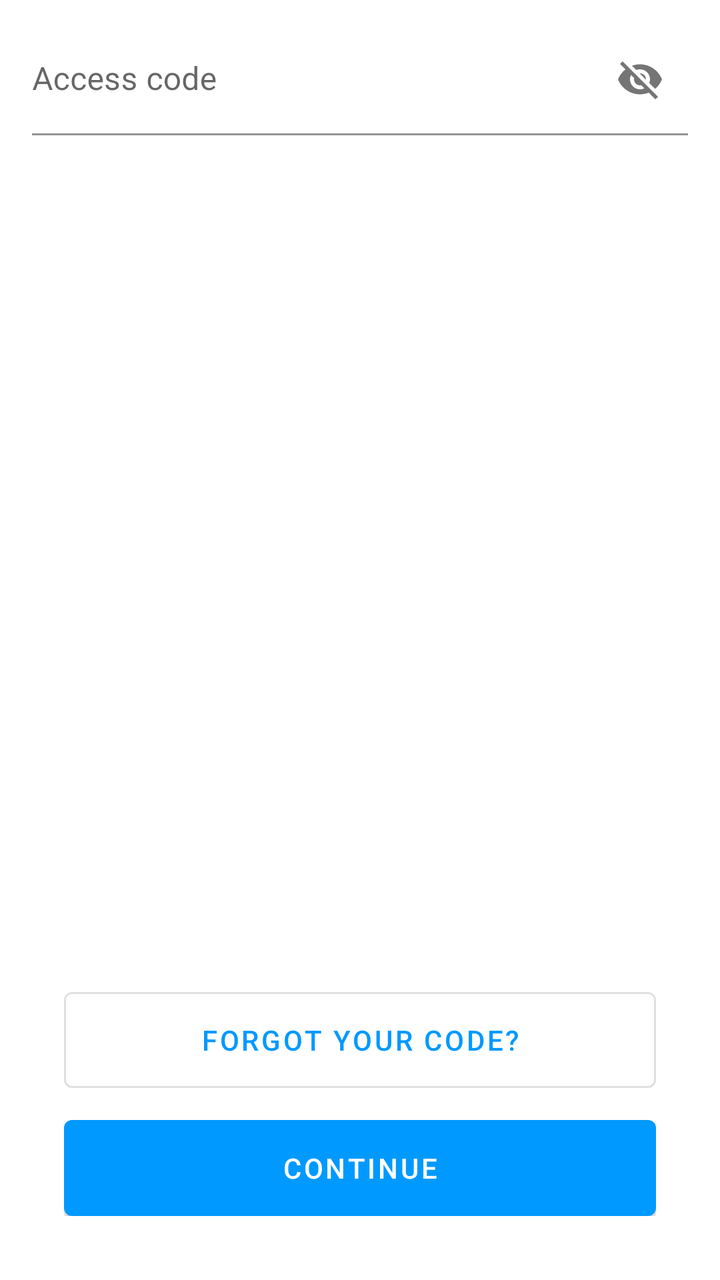
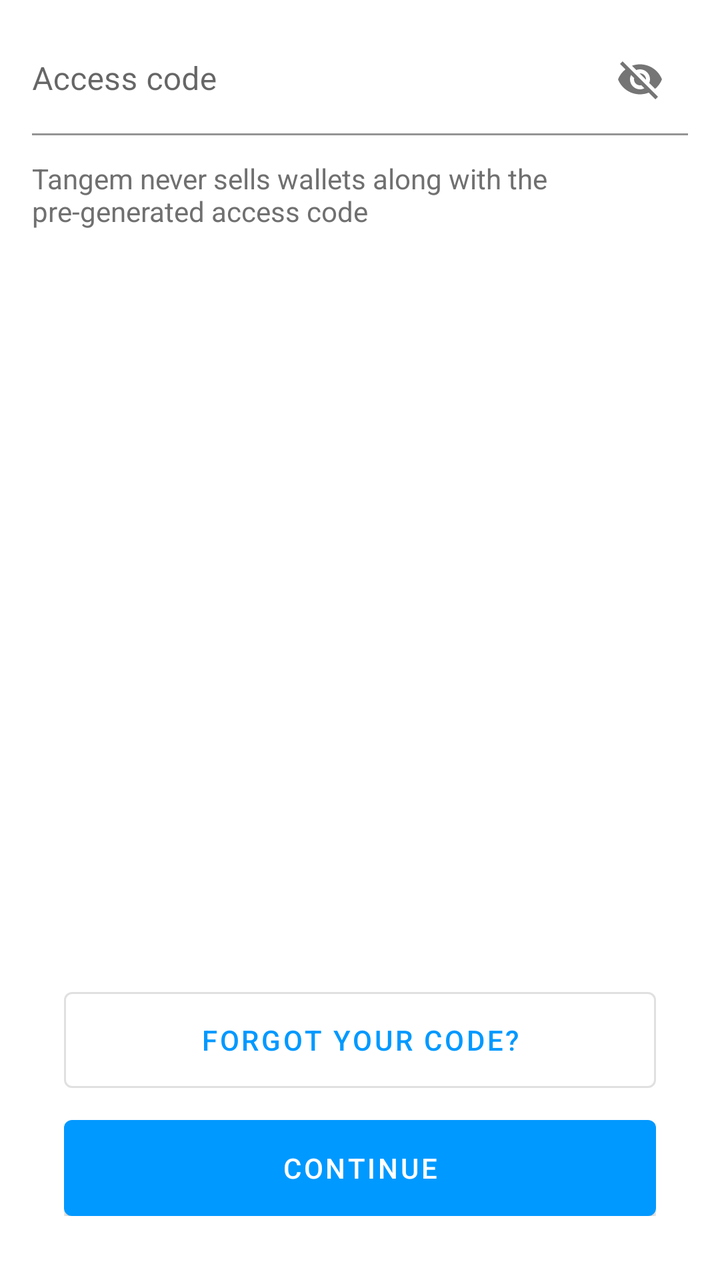

Screens rendered from an Android XML layout before and after an edit, with the pre-edit source and the edit as a unified diff.
<!-- AndroidManifest.xml: another module's application theme AppTheme -->
<!-- res/layout/pin_code_request_layout.xml -->
<?xml version="1.0" encoding="utf-8"?>
<androidx.appcompat.widget.LinearLayoutCompat xmlns:android="http://schemas.android.com/apk/res/android"
    xmlns:app="http://schemas.android.com/apk/res-auto"
    android:id="@+id/csPinCode"
    android:layout_width="match_parent"
    android:layout_height="match_parent"
    android:focusable="true"
    android:focusableInTouchMode="true"
    android:orientation="vertical">

    <FrameLayout
        android:id="@+id/flLayout"
        android:layout_width="match_parent"
        android:layout_height="wrap_content"
        android:layout_marginTop="12dp"
        android:paddingStart="16dp"
        android:paddingEnd="16dp">

        <com.google.android.material.textfield.TextInputLayout
            android:id="@+id/tilPinCode"
            android:layout_width="match_parent"
            android:layout_height="wrap_content"
            android:hint="@string/pin1"
            app:boxBackgroundColor="@android:color/transparent"
            app:errorIconDrawable="@null"
            app:passwordToggleEnabled="true">

            <com.google.android.material.textfield.TextInputEditText
                android:id="@+id/etPinCode"
                android:layout_width="match_parent"
                android:layout_height="match_parent"
                android:background="@android:color/transparent"
                android:paddingStart="0dp"
                android:paddingEnd="0dp" />

        </com.google.android.material.textfield.TextInputLayout>

    </FrameLayout>

    <View
        android:layout_width="match_parent"
        android:layout_height="0dp"
        android:layout_weight="1" />

    <LinearLayout
        android:layout_width="match_parent"
        android:layout_height="wrap_content"
        android:layout_marginStart="32dp"
        android:layout_marginTop="72dp"
        android:layout_marginEnd="32dp"
        android:layout_marginBottom="32dp"
        android:orientation="vertical"
        app:layout_constraintBottom_toBottomOf="parent"
        app:layout_constraintEnd_toEndOf="parent"
        app:layout_constraintStart_toStartOf="parent">

        <Button
            android:id="@+id/btnForgotCode"
            style="@style/Widget.MaterialComponents.Button.OutlinedButton"
            android:layout_width="match_parent"
            android:layout_height="wrap_content"
            android:layout_marginBottom="16dp"
            android:insetTop="0dp"
            android:insetBottom="0dp"
            android:text="@string/reset_codes_btn_forgot_your_code"
            app:layout_constraintEnd_toEndOf="parent"
            app:layout_constraintStart_toStartOf="parent"
            app:layout_constraintTop_toTopOf="parent" />

        <com.google.android.material.button.MaterialButton
            android:id="@+id/btnContinue"
            android:layout_width="match_parent"
            android:layout_height="wrap_content"
            android:insetTop="0dp"
            android:insetBottom="0dp"
            android:text="@string/common_continue"
            app:layout_constraintEnd_toEndOf="parent"
            app:layout_constraintStart_toStartOf="parent"
            app:layout_constraintTop_toTopOf="parent" />

    </LinearLayout>

</androidx.appcompat.widget.LinearLayoutCompat>
<!-- resources referenced by this layout -->
<resources>
  <string name="common_continue">Continue</string>
  <string name="pin1">Access code</string>
  <string name="reset_codes_btn_forgot_your_code">Forgot your code?</string>
  <style name="AppTheme" parent="Theme.MaterialComponents.DayNight.NoActionBar">
          <item name="colorPrimary">@color/primary</item>
          <item name="colorPrimaryDark">@color/primary_dark</item>
          <item name="colorOnPrimary">@color/on_primary</item>
          <item name="colorSecondary">@color/primary</item>
      </style>
  <color name="primary">#0099FF</color>
  <color name="primary_dark">#0099FF</color>
  <color name="on_primary">#FFFFFF</color>
</resources>

<!-- the commit's change to res/layout/pin_code_request_layout.xml (unified diff, before → after) -->
@@ -36,6 +36,15 @@
         </com.google.android.material.textfield.TextInputLayout>
 
     </FrameLayout>
+
+    <TextView
+        android:layout_width="match_parent"
+        android:layout_height="wrap_content"
+        android:text="@string/tangem_never_pregenerate_code_alert"
+        android:layout_marginTop="12dp"
+        android:layout_marginHorizontal="16dp"
+        android:textColor="@color/dark_gray"
+        />
 
     <View
         android:layout_width="match_parent"
<!-- resource entries referenced after the edit -->
@@ -1,8 +1,10 @@
 <!-- resources referenced by this layout -->
 <resources>
+  <color name="dark_gray">#707070</color>
   <string name="common_continue">Continue</string>
   <string name="pin1">Access code</string>
   <string name="reset_codes_btn_forgot_your_code">Forgot your code?</string>
+  <string name="tangem_never_pregenerate_code_alert">Tangem never sells wallets along with the pre-generated access code</string>
   <style name="AppTheme" parent="Theme.MaterialComponents.DayNight.NoActionBar">
           <item name="colorPrimary">@color/primary</item>
           <item name="colorPrimaryDark">@color/primary_dark</item>
